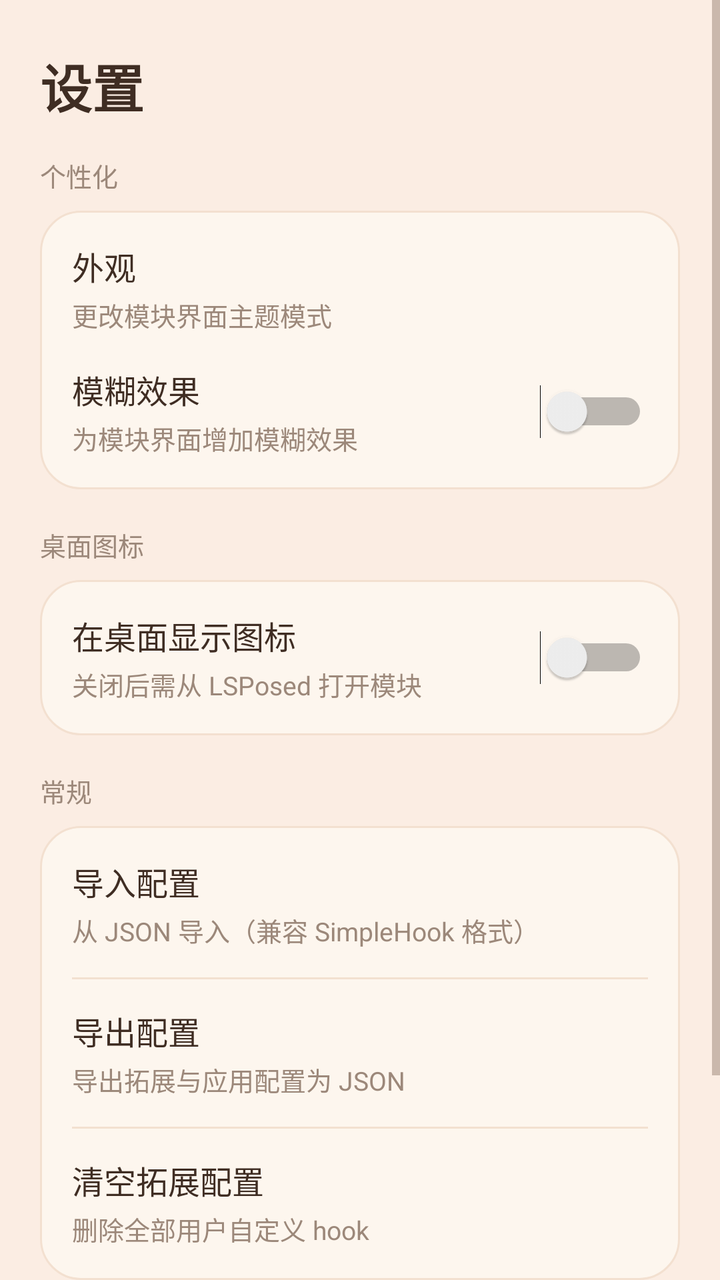
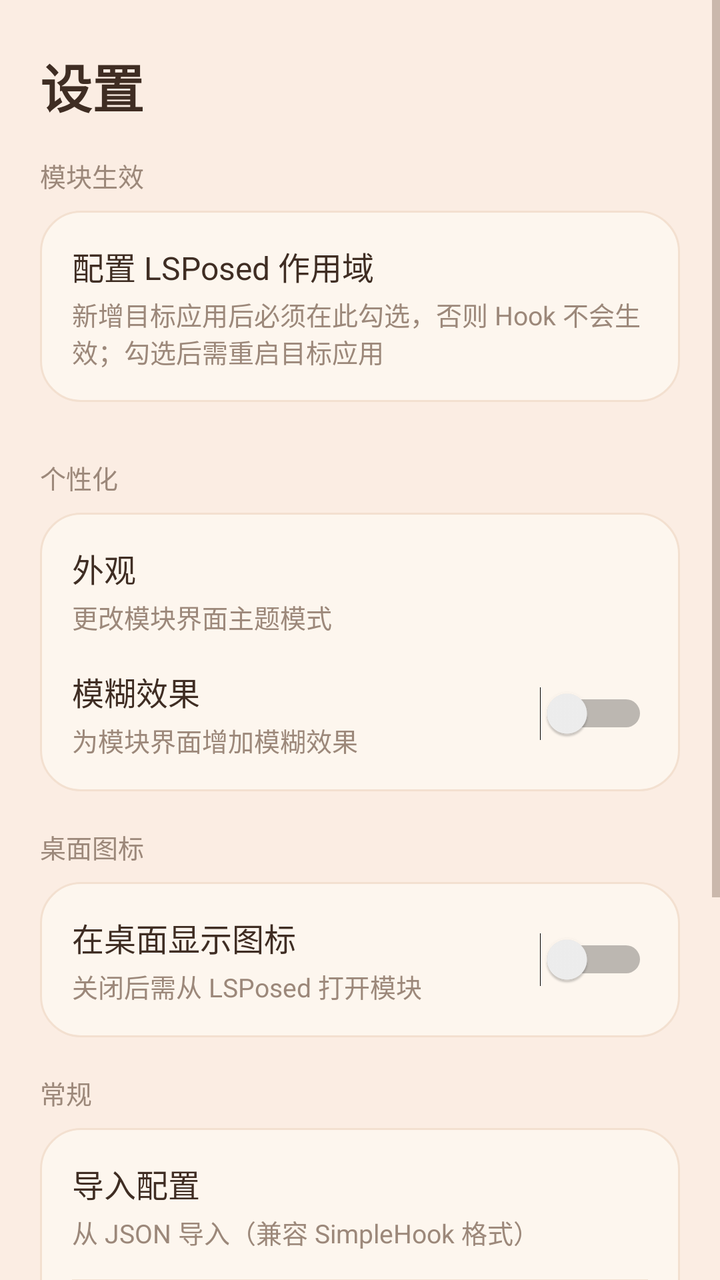

Compare the two renders of this Android layout. The source of the first and the diff that turns it into the second are given below.
<!-- AndroidManifest.xml: application theme Theme.App -->
<!-- res/layout/page_settings.xml -->
<?xml version="1.0" encoding="utf-8"?>

<ScrollView xmlns:android="http://schemas.android.com/apk/res/android"
    android:layout_width="match_parent"
    android:layout_height="match_parent"
    android:fillViewport="true"
    android:overScrollMode="never">

    <LinearLayout
        android:layout_width="match_parent"
        android:layout_height="wrap_content"
        android:orientation="vertical"
        android:paddingStart="20dp"
        android:paddingEnd="20dp"
        android:paddingTop="24dp"
        android:paddingBottom="20dp">

        <TextView style="@style/PageTitle" android:text="设置" />

        <TextView
            android:layout_width="wrap_content"
            android:layout_height="wrap_content"
            android:layout_marginTop="16dp"
            android:text="个性化"
            android:textColor="@color/text_secondary"
            android:textSize="13sp" />

        <LinearLayout style="@style/Card" android:layout_marginTop="8dp" android:orientation="vertical">
            <TextView android:id="@+id/set_appearance" style="@style/CardTitle" android:text="外观" />
            <TextView android:id="@+id/set_appearance_sub" style="@style/CardSub" android:text="更改模块界面主题模式" />

            <LinearLayout
                android:layout_width="match_parent"
                android:layout_height="wrap_content"
                android:layout_marginTop="16dp"
                android:gravity="center_vertical"
                android:orientation="horizontal">
                <LinearLayout
                    android:layout_width="0dp"
                    android:layout_weight="1"
                    android:layout_height="wrap_content"
                    android:orientation="vertical">
                    <TextView style="@style/CardTitle" android:text="模糊效果" />
                    <TextView style="@style/CardSub" android:text="为模块界面增加模糊效果" />
                </LinearLayout>
                <Switch
                    android:id="@+id/set_blur"
                    android:layout_width="wrap_content"
                    android:layout_height="wrap_content" />
            </LinearLayout>
        </LinearLayout>

        <TextView
            android:layout_width="wrap_content"
            android:layout_height="wrap_content"
            android:layout_marginTop="6dp"
            android:text="桌面图标"
            android:textColor="@color/text_secondary"
            android:textSize="13sp" />

        <LinearLayout style="@style/Card" android:layout_marginTop="8dp" android:orientation="horizontal"
            android:gravity="center_vertical">
            <LinearLayout
                android:layout_width="0dp"
                android:layout_weight="1"
                android:layout_height="wrap_content"
                android:orientation="vertical">
                <TextView style="@style/CardTitle" android:text="在桌面显示图标" />
                <TextView style="@style/CardSub" android:text="关闭后需从 LSPosed 打开模块" />
            </LinearLayout>
            <Switch
                android:id="@+id/set_launcher_icon"
                android:layout_width="wrap_content"
                android:layout_height="wrap_content" />
        </LinearLayout>

        <TextView
            android:layout_width="wrap_content"
            android:layout_height="wrap_content"
            android:layout_marginTop="6dp"
            android:text="常规"
            android:textColor="@color/text_secondary"
            android:textSize="13sp" />

        <LinearLayout style="@style/Card" android:layout_marginTop="8dp" android:orientation="vertical">
            <TextView android:id="@+id/set_import" style="@style/CardTitle" android:text="导入配置" />
            <TextView style="@style/CardSub" android:text="从 JSON 导入（兼容 SimpleHook 格式）" />

            <View android:layout_width="match_parent" android:layout_height="1dp"
                android:background="@color/bg_card_stroke" android:layout_marginTop="14dp" android:layout_marginBottom="14dp" />

            <TextView android:id="@+id/set_export" style="@style/CardTitle" android:text="导出配置" />
            <TextView style="@style/CardSub" android:text="导出拓展与应用配置为 JSON" />

            <View android:layout_width="match_parent" android:layout_height="1dp"
                android:background="@color/bg_card_stroke" android:layout_marginTop="14dp" android:layout_marginBottom="14dp" />

            <TextView android:id="@+id/set_clear" style="@style/CardTitle" android:text="清空拓展配置" />
            <TextView style="@style/CardSub" android:text="删除全部用户自定义 hook" />
        </LinearLayout>

        <LinearLayout style="@style/Card" android:orientation="horizontal" android:gravity="center_vertical">
            <LinearLayout
                android:layout_width="0dp"
                android:layout_weight="1"
                android:layout_height="wrap_content"
                android:orientation="vertical">
                <TextView style="@style/CardTitle" android:text="自动检查更新" />
                <TextView style="@style/CardSub" android:text="应用启动时自动检测新版本" />
            </LinearLayout>
            <Switch
                android:id="@+id/set_auto_update"
                android:layout_width="wrap_content"
                android:layout_height="wrap_content" />
        </LinearLayout>
    </LinearLayout>
</ScrollView>
<!-- resources referenced by this layout -->
<resources>
  <color name="bg_card_stroke">#F3E0D0</color>
  <color name="text_secondary">#9C887A</color>
  <style name="Card">
          <item name="android:layout_width">match_parent</item>
          <item name="android:layout_height">wrap_content</item>
          <item name="android:background">@drawable/bg_card2</item>
          <item name="android:padding">16dp</item>
          <item name="android:layout_marginBottom">12dp</item>
      </style>
  <style name="CardSub">
          <item name="android:layout_width">wrap_content</item>
          <item name="android:layout_height">wrap_content</item>
          <item name="android:textSize">13sp</item>
          <item name="android:textColor">@color/text_secondary</item>
          <item name="android:layout_marginTop">3dp</item>
      </style>
  <style name="CardTitle">
          <item name="android:layout_width">wrap_content</item>
          <item name="android:layout_height">wrap_content</item>
          <item name="android:textSize">16sp</item>
          <item name="android:textColor">@color/text_primary</item>
      </style>
  <style name="PageTitle">
          <item name="android:layout_width">wrap_content</item>
          <item name="android:layout_height">wrap_content</item>
          <item name="android:textSize">26sp</item>
          <item name="android:textStyle">bold</item>
          <item name="android:textColor">@color/text_primary</item>
      </style>
  <style name="Theme.App" parent="Theme.Material3.Light.NoActionBar">
          <item name="colorPrimary">@color/accent</item>
          <item name="colorOnPrimary">#FFFFFF</item>
          <item name="colorSecondary">@color/accent_deep</item>
          <item name="colorSurface">@color/bg_card</item>
          <item name="colorOnSurface">@color/text_primary</item>
          <item name="colorOnSurfaceVariant">@color/text_secondary</item>
          <item name="android:colorBackground">@color/bg_page</item>
          <item name="android:statusBarColor">@color/bg_page</item>
          <item name="android:navigationBarColor">@color/bg_page</item>
          <item name="android:windowLightStatusBar">true</item>
          <item name="android:textColorPrimary">@color/text_primary</item>
          <item name="android:textColorSecondary">@color/text_secondary</item>
      </style>
  <!-- drawable bg_card2 (drawable) -->
  <?xml version="1.0" encoding="utf-8"?>
  
  <shape xmlns:android="http://schemas.android.com/apk/res/android">
      <solid android:color="@color/bg_card" />
      <corners android:radius="20dp" />
      <stroke android:width="1dp" android:color="@color/bg_card_stroke" />
  </shape>
  <color name="text_primary">#3F2D23</color>
  <color name="accent">#A9603E</color>
  <color name="accent_deep">#8F4E30</color>
  <color name="bg_card">#FDF6EE</color>
  <color name="bg_page">#FBEDE3</color>
</resources>

<!-- the commit's change to res/layout/page_settings.xml (unified diff, before → after) -->
@@ -16,6 +16,20 @@
         android:paddingBottom="20dp">
 
         <TextView style="@style/PageTitle" android:text="设置" />
+
+        <TextView
+            android:layout_width="wrap_content"
+            android:layout_height="wrap_content"
+            android:layout_marginTop="16dp"
+            android:text="模块生效"
+            android:textColor="@color/text_secondary"
+            android:textSize="13sp" />
+
+        <LinearLayout style="@style/Card" android:layout_marginTop="8dp" android:orientation="vertical">
+            <TextView android:id="@+id/set_scope" style="@style/CardTitle" android:text="配置 LSPosed 作用域" />
+            <TextView style="@style/CardSub"
+                android:text="新增目标应用后必须在此勾选，否则 Hook 不会生效；勾选后需重启目标应用" />
+        </LinearLayout>
 
         <TextView
             android:layout_width="wrap_content"
